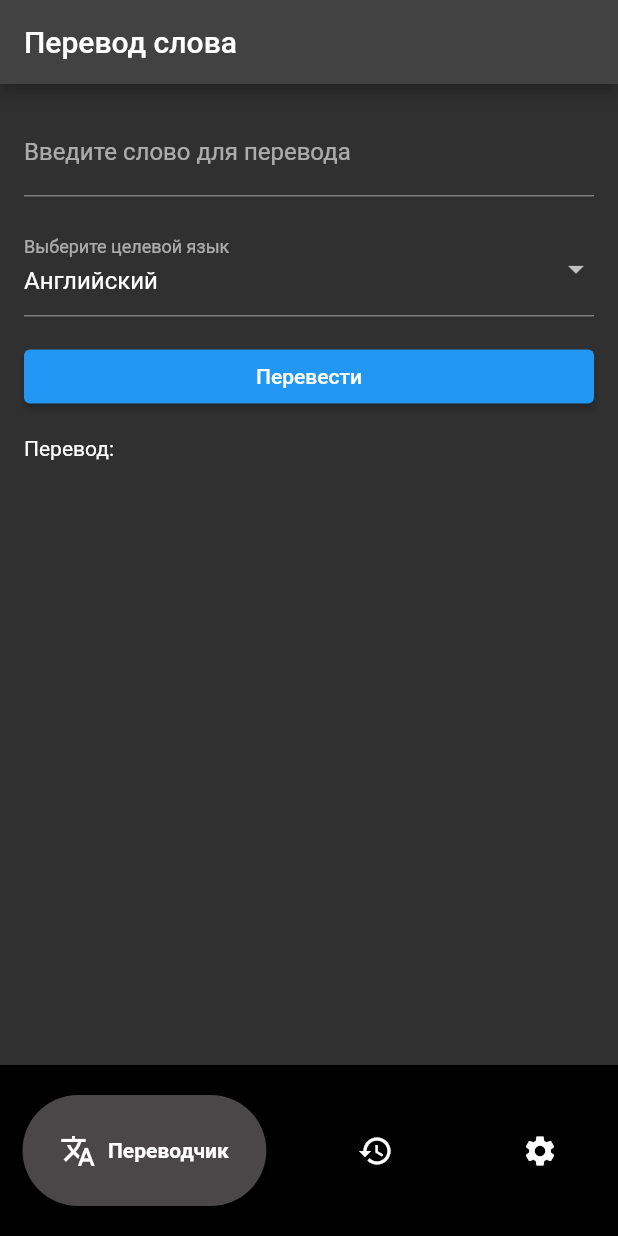
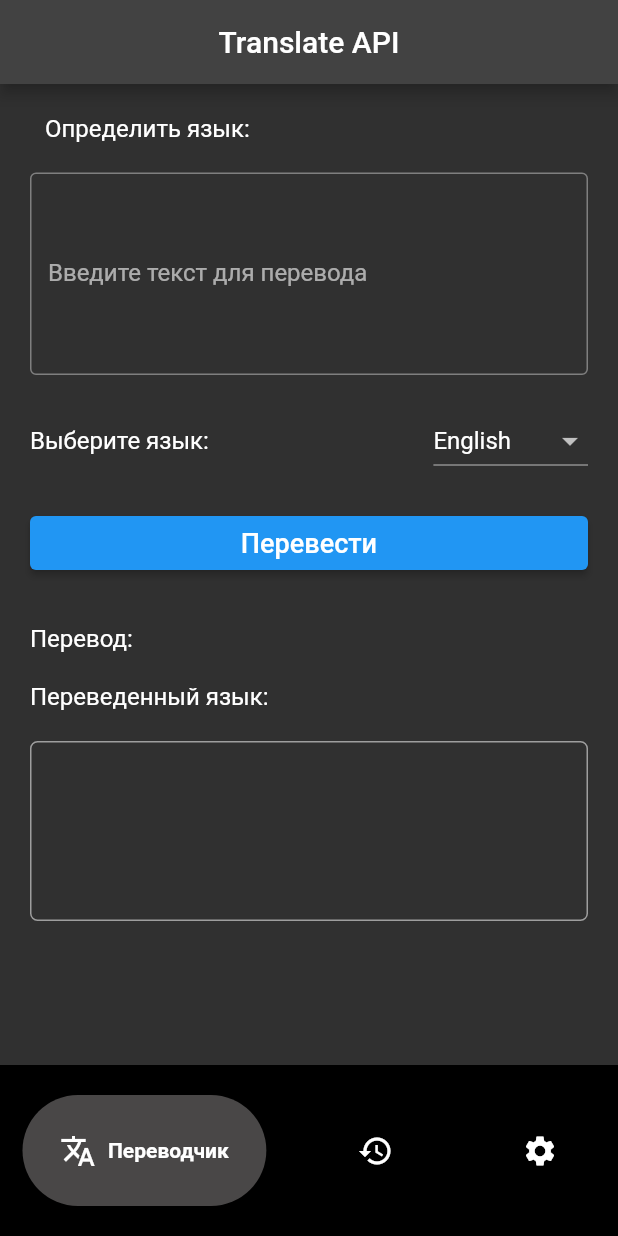
Before and after one commit to MarlenAmir/translator_app, a Flutter app: the screen it shows after launch, after a tap on "Перевести", on a phone screen of 412 x 824 dp. Run offline on Flutter 3.47's test engine with Material 2 defaults, Android fonts, the phone set to English and light mode, and no system bars; drawn by our look-alikes of google_nav_bar; our stand-ins replace dio, go_router; network calls fail.

Commit message:
adding google_cloud_translation packet and connected to api

```diff
--- a/lib/services/translator_service.dart
+++ b/lib/services/translator_service.dart
@@ -1,37 +1,34 @@
 import 'package:dio/dio.dart';
 
-class TranslationService {
-  final String apiKey;
-  final Dio _dio;
+class TranslatorService {
+  final Dio _dio = Dio();
+  final String _apiKey;
 
-  TranslationService(this.apiKey) : _dio = Dio();
+  TranslatorService(this._apiKey);
 
-  Future<String> translateWord(String text, String targetLanguage) async {
-    final url = 'https://translation.googleapis.com/language/translate/v2';
-
+  Future<Map<String, dynamic>> translateText(String inputText, String targetLanguage) async {
     try {
-      final response = await _dio.post(url, data: {
-        'q': text,
-        'target': targetLanguage,
-        'key': apiKey,
-      });
+      final response = await _dio.post(
+        'https://translation.googleapis.com/language/translate/v2',
+        queryParameters: {'key': _apiKey},
+        data: {'q': inputText, 'target': targetLanguage},
+      );
 
       if (response.statusCode == 200) {
-        final responseData = response.data;
-        if (responseData['data'] != null &&
-            responseData['data']['translations'] != null &&
-            responseData['data']['translations'][0] != null &&
-            responseData['data']['translations'][0]['translatedText'] != null) {
-          String translatedText = responseData['data']['translations'][0]['translatedText'];
-          return translatedText;
-        } else {
-          throw Exception('Invalid API response. Translation not available.');
-        }
+        Map<String, dynamic> data = response.data;
+        return {
+          'translatedText': data['data']['translations'][0]['translatedText'],
+          'detectedLanguage': data['data']['translations'][0]['detectedSourceLanguage'],
+        };
       } else {
-        throw Exception('Error occurred during the API request.');
+        // Handle error response here
+        print('Translation API error: ${response.statusCode}');
+        return {};
       }
-    } catch (e) {
-      throw Exception('Error while executing the API request: $e');
+    } catch (error) {
+      // Handle Dio error here
+      print('Dio error: $error');
+      return {};
     }
   }
 }
--- a/lib/ui/app.dart
+++ b/lib/ui/app.dart
@@ -2,7 +2,6 @@ import 'package:flutter/material.dart';
 import 'package:translator_app/routes/router.dart';
 
 class MyApp extends StatelessWidget {
-
   @override
   Widget build(BuildContext context) {
     return MaterialApp.router(
@@ -10,7 +9,6 @@ class MyApp extends StatelessWidget {
       routerConfig: router,
       title: 'Translator App',
       theme: ThemeData.dark(
-
       ),
     );
   }
--- a/lib/ui/screens/homescreen.dart
+++ b/lib/ui/screens/homescreen.dart
@@ -1,7 +1,9 @@
 import 'package:flutter/material.dart';
+import 'package:dio/dio.dart';
+import 'package:translator_app/ui/widgets/view.dart';
 import 'package:translator_app/services/translator_service.dart';
 
-class  HomeScreen extends StatefulWidget {
+class HomeScreen extends StatefulWidget {
   const HomeScreen({Key? key}) : super(key: key);
 
   @override
@@ -9,64 +11,71 @@ class  HomeScreen extends StatefulWidget {
 }
 
 class _HomeScreenState extends State<HomeScreen> {
+  final TextEditingController _textEditingController = TextEditingController();
+  String _selectedLanguageCode = 'en';
+  String _translatedText = '';
+  String _detectedLanguage = '';
 
-    final TranslationService translationService = TranslationService('AIzaSyDmf-zlsUHhh_9kgfAfXfsUdGqWmiiYSQU');
-
-
-  String originalText = '';
-  String translatedText = '';
-  String targetLanguage = 'en'; // По умолчанию целевой язык - английский
-
-  void _translateWord() async {
-    try {
-      String translation = await translationService.translateWord(originalText, targetLanguage);
-      setState(() {
-        translatedText = translation;
-      });
-    } catch (error) {
-      print('Произошла ошибка при переводе: $error');
-    }
-  }
+  TranslatorService _translatorService = TranslatorService(
+    'AIzaSyDpu4nv9KNpmPSSAHRk-yJ7sbYDMb5vy4o', // Replace with your Google Cloud Translation API key
+  );
 
   @override
   Widget build(BuildContext context) {
     return Scaffold(
-      appBar: AppBar(title: Text('Перевод слова')),
+      appBar: AppBar(
+        title: Center(child: Text('Translate API')),
+      ),
       body: Padding(
-        padding: EdgeInsets.all(16.0),
-        child: Column(
-          crossAxisAlignment: CrossAxisAlignment.stretch,
+        padding: const EdgeInsets.all(20),
+        child: ListView(
           children: [
+            DetectedLanguageText(detectedLanguage: _detectedLanguage),
+            const SizedBox(height: 20),
             TextField(
-              onChanged: (text) {
+              controller: _textEditingController,
+              maxLines: 5,
+              decoration: const InputDecoration(
+                border: OutlineInputBorder(),
+                labelText: "Введите текст для перевода",
+              ),
+            ),
+            const SizedBox(height: 20),
+            LanguageDropdown(
+              selectedLanguageCode: _selectedLanguageCode,
+              onChanged: (String? newValue) {
+                // Change to nullable String
                 setState(() {
-                  originalText = text;
+                  _selectedLanguageCode =
+                      newValue ?? 'en'; // Provide a default value if null
                 });
               },
-              decoration: InputDecoration(labelText: 'Введите слово для перевода'),
             ),
-            SizedBox(height: 16.0),
-            DropdownButtonFormField<String>(
-              value: targetLanguage,
-              items: [
-                DropdownMenuItem(child: Text('Английский'), value: 'en'),
-                DropdownMenuItem(child: Text('Испанский'), value: 'es'),
-                // Добавьте другие языки в списке
-              ],
-              onChanged: (value) {
+            const SizedBox(height: 20),
+            ElevatedButton(
+              onPressed: () async {
+                String inputText = _textEditingController.text;
+                Map<String, dynamic> translationResult =
+                    await _translatorService.translateText(
+                  inputText,
+                  _selectedLanguageCode,
+                );
                 setState(() {
-                  targetLanguage = value!;
+                  _translatedText = translationResult['translatedText'] ?? '';
+                  _detectedLanguage =
+                      translationResult['detectedLanguage'] ?? '';
                 });
               },
-              decoration: InputDecoration(labelText: 'Выберите целевой язык'),
+              child: const Text('Перевести', style: TextStyle(fontSize: 18)),
             ),
-            SizedBox(height: 16.0),
-            ElevatedButton(
-              onPressed: _translateWord,
-              child: Text('Перевести'),
+            const SizedBox(height: 30),
+            const Text(
+              'Перевод:',
+              style: TextStyle(color: Colors.white, fontSize: 16),
             ),
-            SizedBox(height: 16.0),
-            Text('Перевод: $translatedText'),
+            const SizedBox(height: 20),
+            TranslatedTextWidget(translatedText: _translatedText),
+            const SizedBox(height: 10),
           ],
         ),
       ),
--- a/lib/ui/screens/settings_screen.dart
+++ b/lib/ui/screens/settings_screen.dart
@@ -13,7 +13,7 @@ class _SettingsScreenState extends State<SettingsScreen> {
   Widget build(BuildContext context) {
     return Scaffold(
       appBar: AppBar(title: Text('Settings')),
-      body: Center(child: Text('This is the Settings screen'),),
+      body: const Center(child: Text('This is the Settings screen'),),
     );
   }
 }
--- a/lib/ui/widgets/bottom_nav_bar.dart
+++ b/lib/ui/widgets/bottom_nav_bar.dart
@@ -13,16 +13,16 @@ class BottomNavBar extends StatefulWidget {
 class _BottomNavBarState extends State<BottomNavBar> {
   int _selectedIndex = 0;
 
-  static final List<Widget> _NavScreens = <Widget>[
-    HomeScreen(),
-    HistoryScreen(),
-    SettingsScreen(),
+  static final List<Widget> _navScreens = <Widget>[
+    const HomeScreen(),
+    const HistoryScreen(),
+    const SettingsScreen(),
   ];
 
   @override
   Widget build(BuildContext context) {
     return Scaffold(
-      body: Center(child: _NavScreens.elementAt(_selectedIndex),),
+      body: Center(child: _navScreens.elementAt(_selectedIndex),),
       bottomNavigationBar: Container(
         color: Colors.black,
         child: Padding(
--- /dev/null
+++ b/lib/ui/widgets/detected_language_text.dart
@@ -0,0 +1,23 @@
+import 'package:flutter/material.dart';
+
+
+class DetectedLanguageText extends StatelessWidget {
+  const DetectedLanguageText({required this.detectedLanguage, Key? key})
+      : super(key: key);
+
+  final String detectedLanguage;
+
+  @override
+  Widget build(BuildContext context) {
+    return Container(
+      margin: EdgeInsets.only(left: 10),
+      child: Text(
+        'Определить язык: $detectedLanguage',
+        style: const TextStyle(
+          color: Colors.white,
+          fontSize: 16,
+        ),
+      ),
+    );
+  }
+}
--- /dev/null
+++ b/lib/ui/widgets/language_drop_down_list.dart
@@ -0,0 +1,57 @@
+import 'package:flutter/material.dart';
+
+
+class LanguageDropdown extends StatelessWidget {
+  const LanguageDropdown({required this.selectedLanguageCode, required this.onChanged, Key? key})
+      : super(key: key);
+
+  final String selectedLanguageCode;
+  final ValueChanged<String?> onChanged;
+
+  @override
+  Widget build(BuildContext context) {
+    return Row(
+      mainAxisAlignment: MainAxisAlignment.spaceBetween,
+      children: [
+        const Text(
+          'Выберите язык:',
+          style: TextStyle(fontSize: 16, color: Colors.white),
+        ),
+        DropdownButton<String>(
+          value: selectedLanguageCode,
+          onChanged: onChanged,
+          items: <String>[
+            'en', // English
+            'es', // Spanish
+            'fr', // French
+            'kk', // Kazakh (kk is the ISO code for Kazakh)
+            'ru', // Russian
+          ].map<DropdownMenuItem<String>>((String value) {
+            String languageName = _getLanguageName(value);
+            return DropdownMenuItem<String>(
+              value: value,
+              child: Text(languageName),
+            );
+          }).toList(),
+        ),
+      ],
+    );
+  }
+
+  String _getLanguageName(String languageCode) {
+    switch (languageCode) {
+      case 'en':
+        return 'English';
+      case 'es':
+        return 'Spanish';
+      case 'fr':
+        return 'French';
+      case 'kk':
+        return 'Казахский'; // Kazakh
+      case 'ru':
+        return 'Russian';
+      default:
+        return 'Unknown';
+    }
+  }
+}
--- /dev/null
+++ b/lib/ui/widgets/translated_text_widget.dart
@@ -0,0 +1,39 @@
+import 'package:flutter/material.dart';
+
+class TranslatedTextWidget extends StatelessWidget {
+  const TranslatedTextWidget({required this.translatedText, Key? key}) : super(key: key);
+
+  final String translatedText;
+
+  @override
+  Widget build(BuildContext context) {
+    return Column(
+      crossAxisAlignment: CrossAxisAlignment.start,
+      children: [
+        Text(
+          'Переведенный язык:',
+          style: Theme.of(context).textTheme.subtitle1,
+        ),
+        const SizedBox(height: 20),
+        Container(
+          height: 120,
+          width: 400,
+          decoration: BoxDecoration(
+            border: Border.all(width: 1, color: Colors.grey),
+            borderRadius: BorderRadius.circular(5),
+          ),
+          child: Container(
+            margin: EdgeInsets.all(5),
+            child: Text(
+              translatedText,
+              style: const TextStyle(
+                color: Colors.white,
+                fontSize: 16,
+              ),
+            ),
+          ),
+        ),
+      ],
+    );
+  }
+}
--- /dev/null
+++ b/lib/ui/widgets/view.dart
@@ -0,0 +1,3 @@
+export 'package:translator_app/ui/widgets/detected_language_text.dart';
+export 'package:translator_app/ui/widgets/translated_text_widget.dart';
+export 'package:translator_app/ui/widgets/language_drop_down_list.dart';
--- a/pubspec.yaml
+++ b/pubspec.yaml
@@ -38,6 +38,7 @@ dependencies:
   go_router: ^10.0.0
   google_nav_bar: ^5.0.6
   dio: ^5.3.0
+  google_cloud_translation: ^0.0.3
 
 dev_dependencies:
   flutter_test:
```
Also changed, not shown: pubspec.lock.
